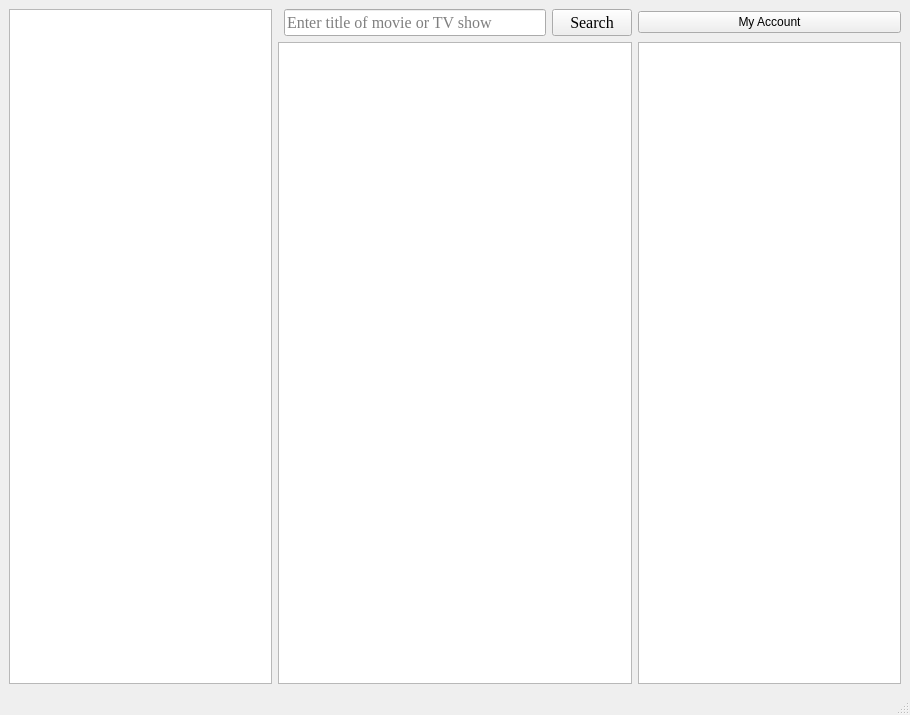
Before: the Qt Designer form PlotTalk/dashboard.ui in allanhaywood/CS441, drawn with Qt 5.
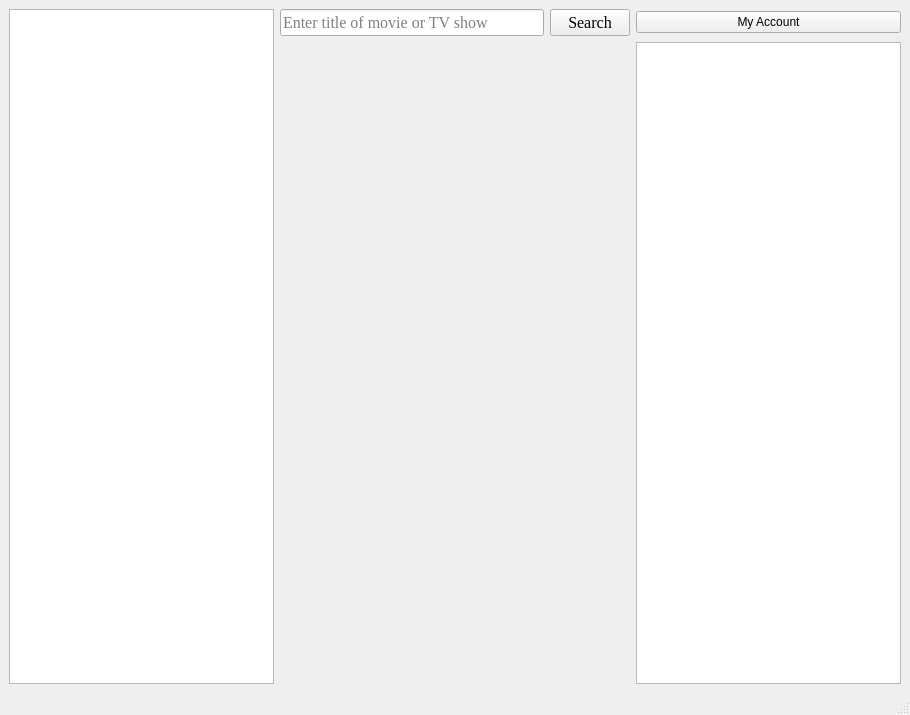
After: the same form once the commit is applied.

Commit message: Updated dashboard to include StackedWidget

Patch:
```diff
--- a/PlotTalk/dashboard.ui
+++ b/PlotTalk/dashboard.ui
@@ -17,23 +17,7 @@
    <layout class="QHBoxLayout" name="horizontalLayout">
     <item>
      <layout class="QGridLayout" name="gridLayout">
-      <item row="0" column="0" rowspan="2">
-       <widget class="QListView" name="listViewLeft"/>
-      </item>
-      <item row="0" column="4">
-       <widget class="QPushButton" name="searchButton">
-        <property name="font">
-         <font>
-          <family>Georgia</family>
-          <pointsize>12</pointsize>
-         </font>
-        </property>
-        <property name="text">
-         <string>Search</string>
-        </property>
-       </widget>
-      </item>
-      <item row="0" column="3">
+      <item row="0" column="2">
        <widget class="QLineEdit" name="searchBar">
         <property name="font">
          <font>
@@ -46,19 +30,38 @@
         </property>
        </widget>
       </item>
-      <item row="1" column="2" colspan="3">
-       <widget class="QListView" name="listViewCenter"/>
+      <item row="0" column="3">
+       <widget class="QPushButton" name="searchButton">
+        <property name="font">
+         <font>
+          <family>Georgia</family>
+          <pointsize>12</pointsize>
+         </font>
+        </property>
+        <property name="text">
+         <string>Search</string>
+        </property>
+       </widget>
       </item>
-      <item row="1" column="5">
+      <item row="0" column="0" rowspan="2">
+       <widget class="QListView" name="listViewLeft"/>
+      </item>
+      <item row="1" column="4">
        <widget class="QListView" name="listViewRight"/>
       </item>
-      <item row="0" column="5">
+      <item row="0" column="4">
        <widget class="QPushButton" name="MyAccountButton">
         <property name="text">
          <string>My Account</string>
         </property>
        </widget>
       </item>
+      <item row="1" column="2" colspan="2">
+       <widget class="QStackedWidget" name="stackedWidget">
+        <widget class="QWidget" name="page"/>
+        <widget class="QWidget" name="page_2"/>
+       </widget>
+      </item>
      </layout>
     </item>
    </layout>
```
